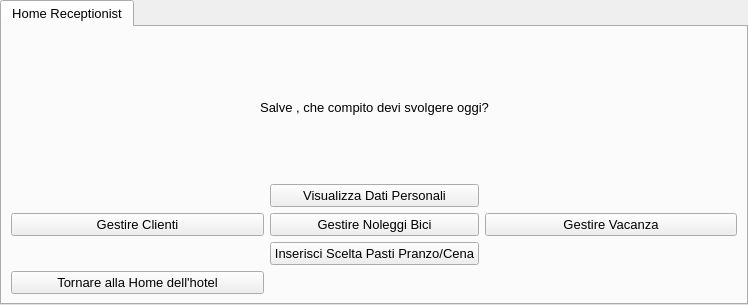
Above: ui/Receptionist/Home/HomeReceptionist.ui from mdoraz/Hotel before the change. Below: the same form after it.
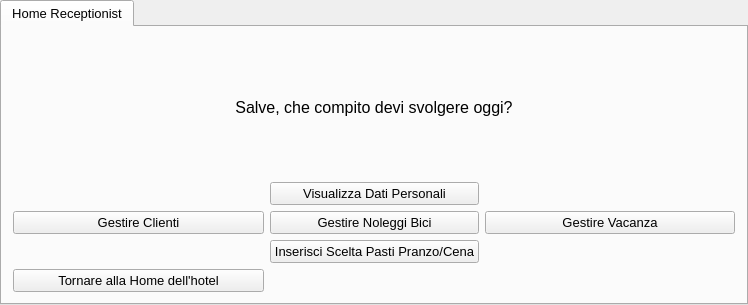
That is the form after the change.

Patch:
```diff
--- a/ui/Receptionist/Home/HomeReceptionist.ui
+++ b/ui/Receptionist/Home/HomeReceptionist.ui
@@ -36,19 +36,18 @@
     <string>Home Receptionist</string>
    </attribute>
    <layout class="QGridLayout" name="gridLayout">
-    <item row="0" column="0">
-     <spacer name="horizontalSpacer_2">
-      <property name="orientation">
-       <enum>Qt::Horizontal</enum>
-      </property>
-      <property name="sizeHint" stdset="0">
-       <size>
-        <width>40</width>
-        <height>20</height>
-       </size>
-      </property>
-     </spacer>
-    </item>
+    <property name="leftMargin">
+     <number>11</number>
+    </property>
+    <property name="topMargin">
+     <number>11</number>
+    </property>
+    <property name="rightMargin">
+     <number>11</number>
+    </property>
+    <property name="bottomMargin">
+     <number>11</number>
+    </property>
     <item row="6" column="0" colspan="2">
      <widget class="QPushButton" name="btnIndietro">
       <property name="text">
@@ -116,29 +115,6 @@
       </property>
      </spacer>
     </item>
-    <item row="0" column="1" colspan="3">
-     <widget class="QLabel" name="labelDomanda">
-      <property name="text">
-       <string>Salve , che compito devi svolgere oggi?</string>
-      </property>
-      <property name="alignment">
-       <set>Qt::AlignCenter</set>
-      </property>
-     </widget>
-    </item>
-    <item row="0" column="4">
-     <spacer name="horizontalSpacer_7">
-      <property name="orientation">
-       <enum>Qt::Horizontal</enum>
-      </property>
-      <property name="sizeHint" stdset="0">
-       <size>
-        <width>40</width>
-        <height>20</height>
-       </size>
-      </property>
-     </spacer>
-    </item>
     <item row="1" column="3" colspan="2">
      <spacer name="horizontalSpacer_4">
       <property name="orientation">
@@ -185,6 +161,22 @@
       </property>
      </spacer>
     </item>
+    <item row="0" column="0" colspan="5">
+     <widget class="QLabel" name="labelDomanda">
+      <property name="font">
+       <font>
+        <family>Arial</family>
+        <pointsize>12</pointsize>
+       </font>
+      </property>
+      <property name="text">
+       <string>Salve, che compito devi svolgere oggi?</string>
+      </property>
+      <property name="alignment">
+       <set>Qt::AlignCenter</set>
+      </property>
+     </widget>
+    </item>
    </layout>
   </widget>
  </widget>
```
